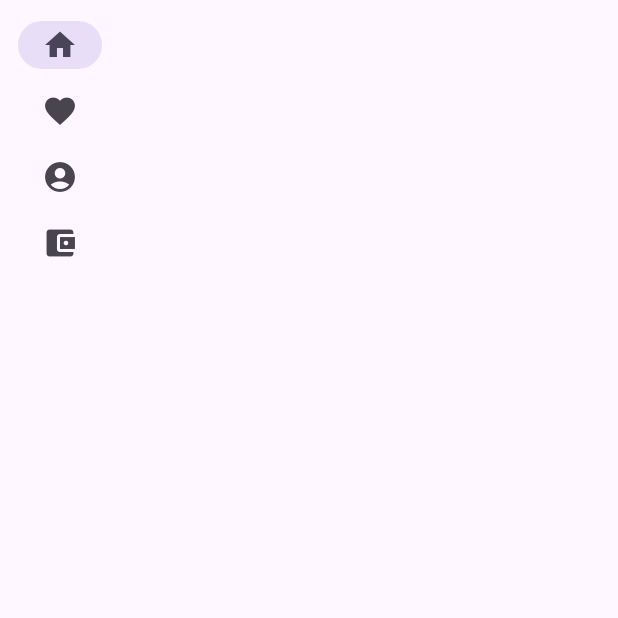
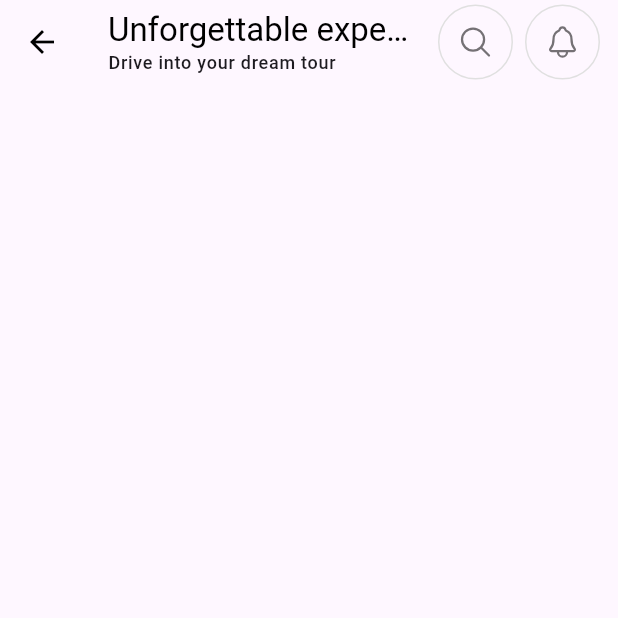
Before and after one commit to Subah-Zarin/Roamers_, a Flutter app: the homepage screen opened by its route, on a phone screen of 412 x 824 dp, the top half of it. Run offline on Flutter 3.47's test engine with Material 3 defaults, Android fonts, the phone set to English and light mode, and no system bars; our stand-ins replace font_awesome_flutter, get, ionicons.

Commit message:
adding icons and text in homepage

```diff
--- a/lib/homepage/homepage.dart
+++ b/lib/homepage/homepage.dart
@@ -1,98 +1,42 @@
-// ...
-
-import 'package:flutter/cupertino.dart';
 import 'package:flutter/material.dart';
+import 'package:font_awesome_flutter/font_awesome_flutter.dart';
+import 'package:ionicons/ionicons.dart';
+import 'package:roamers/widget/custom_icon_button.dart';
 
 class homepage extends StatelessWidget {
   @override
   Widget build(BuildContext context) {
     return Scaffold(
-      body: Row(
-        children: [
-          SafeArea(
-            child: NavigationRail(
-              extended: false,
-              destinations: [
-                NavigationRailDestination(
-                  icon: Icon(Icons.home),
-                  label: Text('Home'),
-                ),
-                NavigationRailDestination(
-                  icon: Icon(Icons.favorite),
-                  label: Text('Favorites'),
-                ),
-                NavigationRailDestination(
-                  icon: Icon(Icons.account_circle),
-                  label: Text('profile'),
-                ),
-                NavigationRailDestination(
-                  icon: Icon(Icons.account_balance_wallet),
-                  label: Text('budget'),
-                ),
-              ],
-              selectedIndex: 0,
-              onDestinationSelected: (value) {
-                print('selected: $value');
-              },
+      appBar: AppBar(
+        elevation: 0,
+        backgroundColor: Colors.transparent,
+        foregroundColor: Colors.black,
+        title: Column(
+          crossAxisAlignment: CrossAxisAlignment.start,
+          children: [
+            const Text("Unforgettable experiences"),
+            Text(
+              "Drive into your dream tour",
+              style: Theme
+                  .of(context)
+                  .textTheme
+                  .labelMedium,
+            ),
+          ],
+        ),
+        actions: const [
+          CustomIconButton(
+            icon: Icon(Ionicons.search_outline),
+          ),
+          Padding(
+            padding: EdgeInsets.only(left: 8.0, right: 12),
+            child: CustomIconButton(
+              icon: Icon(Ionicons.notifications_outline),
             ),
           ),
-           // Expanded(
-           //   child: Container(
-           //     color: Theme.of(context).colorScheme.primaryContainer,
-           //     child: GeneratorPage(),
-           // ),
-           // ),
         ],
       ),
+
     );
   }
 }
-
-
-
-
-// class GeneratorPage extends StatelessWidget {
-//    @override
-//    Widget build(BuildContext context) {
-//      var appState = context.watch<MyAppState>();
-//      var pair = appState.current;
-//
-//      IconData icon;
-//     if (appState.favorites.contains(pair)) {
-//       icon = Icons.favorite;
-//     } else {
-//       icon = Icons.favorite_border;
-//     }
-//
-//     return Center(
-//       child: Column(
-//         mainAxisAlignment: MainAxisAlignment.center,
-//         children: [
-//           BigCard(pair: pair),
-//           SizedBox(height: 10),
-//           Row(
-//             mainAxisSize: MainAxisSize.min,
-//             children: [
-//               ElevatedButton.icon(
-//                 onPressed: () {
-//                   appState.toggleFavorite();
-//                 },
-//                 icon: Icon(icon),
-//                 label: Text('Like'),
-//               ),
-//               SizedBox(width: 10),
-//               ElevatedButton(
-//                 onPressed: () {
-//                   appState.getNext();
-//                 },
-//                 child: Text('Next'),
-//               ),
-//             ],
-//           ),
-//         ],
-//       ),
-//     );
-//   }
-// }
-//
-// // ...
--- /dev/null
+++ b/lib/widget/custom_icon_button.dart
@@ -0,0 +1,25 @@
+import 'package:flutter/material.dart';
+
+class CustomIconButton extends StatelessWidget {
+  const CustomIconButton({
+    Key? key,
+    required this.icon,
+  }) : super(key: key);
+  final Widget icon;
+  @override
+  Widget build(BuildContext context) {
+    return Container(
+      decoration: BoxDecoration(
+        border: Border.all(color: Colors.grey[300]!),
+        shape: BoxShape.circle,
+      ),
+      child: IconButton(
+        onPressed: () {},
+        constraints: const BoxConstraints.tightFor(width: 40),
+        color: Colors.black54,
+        icon: icon,
+        splashRadius: 22,
+      ),
+    );
+  }
+}
--- a/pubspec.yaml
+++ b/pubspec.yaml
@@ -29,6 +29,9 @@ environment:
 # versions available, run `flutter pub outdated`.
 dependencies:
   get: ^4.6.6
+  font_awesome_flutter: ^10.7.0
+
+  ionicons: ^0.2.1
   flutter:
     sdk: flutter
 
```
Also changed, not shown: pubspec.lock.
